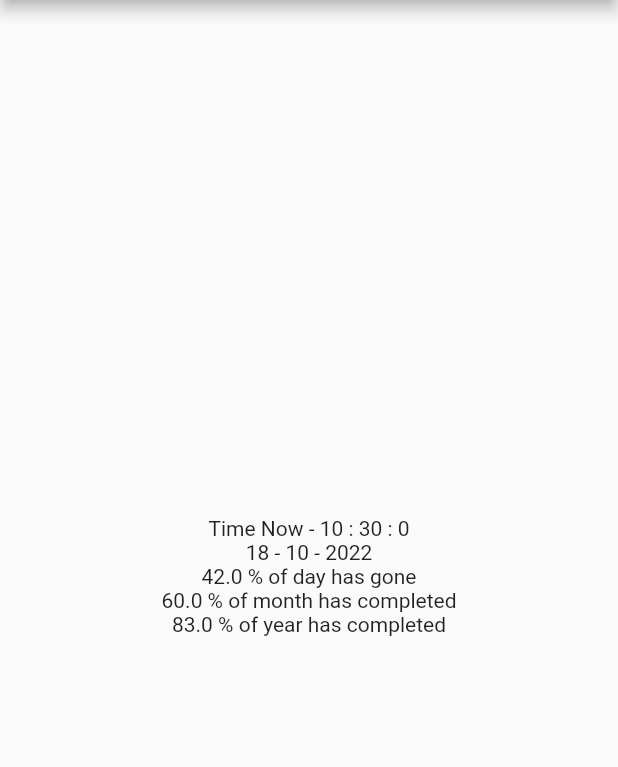
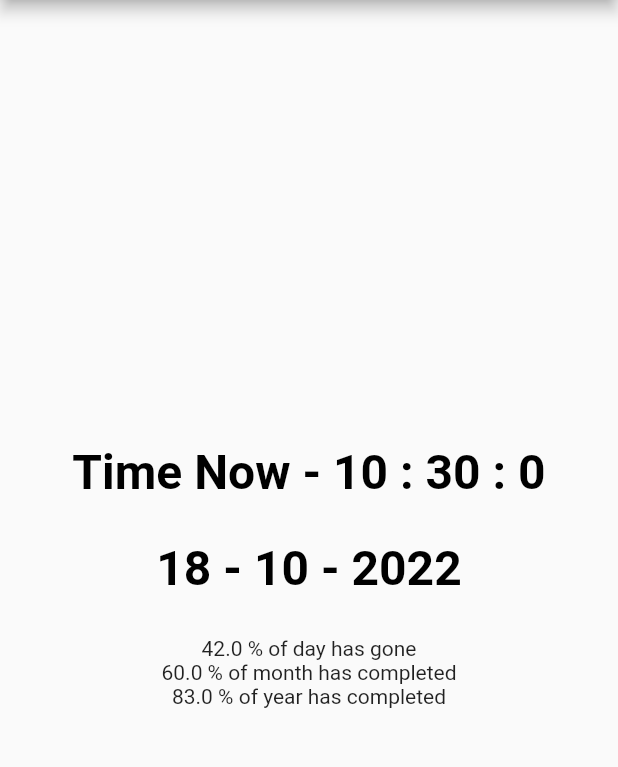
Before and after one commit to mohammedazam55/Clock-App, a Flutter app: the screen it shows after launch, on a phone screen of 412 x 824 dp, the part 84-851 px from its top. Run offline on Flutter 3.47's test engine with Material 2 defaults, Android fonts, the phone set to English and light mode, and no system bars; our stand-ins replace timer_builder.

```diff
--- a/lib/main.dart
+++ b/lib/main.dart
@@ -1,4 +1,6 @@
 import 'package:flutter/material.dart';
+import 'package:timer_builder/timer_builder.dart';
+import './ui/styles.dart';
 
 void main(List<String> args) => runApp(const MyApp());
 
@@ -10,19 +12,6 @@ class MyApp extends StatefulWidget {
 }
 
 class _MyAppState extends State<MyApp> {
-  final hr1 = DateTime.now().hour;
-  final date = DateTime.now().day;
-  final month = DateTime.now().month;
-  final year = DateTime.now().year;
-  final min = DateTime.now().minute;
-  final sec = DateTime.now().second;
-  double percentDay =
-      ((DateTime.now().hour / 24) * 100).toDouble().roundToDouble();
-  double percentMonth =
-      ((DateTime.now().day / 30) * 100).toDouble().roundToDouble();
-  double percentYear =
-      ((DateTime.now().month / 12) * 100).toDouble().roundToDouble();
-
   @override
   Widget build(BuildContext context) {
     return MaterialApp(
@@ -31,17 +20,52 @@ class _MyAppState extends State<MyApp> {
         appBar: AppBar(
           title: const Text('Life is short'),
         ),
-        body: Center(
-          child: Column(
-            mainAxisAlignment: MainAxisAlignment.center,
-            children: [
-              Text('Time Now - $hr1 : $min : $sec'),
-              Text('$date - $month - $year'),
-              Text('$percentDay % of day has gone'),
-              Text('$percentMonth % of month has completed'),
-              Text('$percentYear % of year has completed'),
-            ],
-          ),
+        body: Column(
+          mainAxisAlignment: MainAxisAlignment.center,
+          children: [
+            TimerBuilder.periodic(const Duration(seconds: 1),
+                builder: (context) {
+              final hr1 = DateTime.now().hour;
+              final date = DateTime.now().day;
+              final month = DateTime.now().month;
+              final year = DateTime.now().year;
+              final min = DateTime.now().minute;
+              final sec = DateTime.now().second;
+              double percentDay =
+                  ((DateTime.now().hour / 24) * 100).toDouble().roundToDouble();
+              double percentMonth =
+                  ((DateTime.now().day / 30) * 100).toDouble().roundToDouble();
+              double percentYear = ((DateTime.now().month / 12) * 100)
+                  .toDouble()
+                  .roundToDouble();
+              return Center(
+                child: Column(
+                  children: [
+                    Text(
+                      'Time Now - $hr1 : $min : $sec',
+                      style: Styles.mainText,
+                    ),
+                    Padding(
+                      padding: const EdgeInsets.all(26.0),
+                      child: Text(
+                        '$date - $month - $year',
+                        style: Styles.mainText,
+                      ),
+                    ),
+                    Text(
+                      '$percentDay % of day has gone',
+                    ),
+                    Text(
+                      '$percentMonth % of month has completed',
+                    ),
+                    Text(
+                      '$percentYear % of year has completed',
+                    ),
+                  ],
+                ),
+              );
+            })
+          ],
         ),
       ),
     );
--- /dev/null
+++ b/lib/ui/styles.dart
@@ -0,0 +1,9 @@
+import 'package:flutter/material.dart';
+
+class Styles {
+  static TextStyle mainText = const TextStyle(
+    color: Colors.black,
+    fontSize: 32.0,
+    fontWeight: FontWeight.bold,
+  );
+}
--- a/pubspec.yaml
+++ b/pubspec.yaml
@@ -3,7 +3,7 @@ description: A new Flutter project.
 
 # The following line prevents the package from being accidentally published to
 # pub.dev using `flutter pub publish`. This is preferred for private packages.
-publish_to: 'none' # Remove this line if you wish to publish to pub.dev
+publish_to: "none" # Remove this line if you wish to publish to pub.dev
 
 # The following defines the version and build number for your application.
 # A version number is three numbers separated by dots, like 1.2.43
@@ -30,10 +30,10 @@ dependencies:
   flutter:
     sdk: flutter
 
-
   # The following adds the Cupertino Icons font to your application.
   # Use with the CupertinoIcons class for iOS style icons.
   cupertino_icons: ^1.0.2
+  timer_builder: ^2.0.0
 
 dev_dependencies:
   flutter_test:
@@ -51,7 +51,6 @@ dev_dependencies:
 
 # The following section is specific to Flutter packages.
 flutter:
-
   # The following line ensures that the Material Icons font is
   # included with your application, so that you can use the icons in
   # the material Icons class.
```
Also changed, not shown: pubspec.lock.
